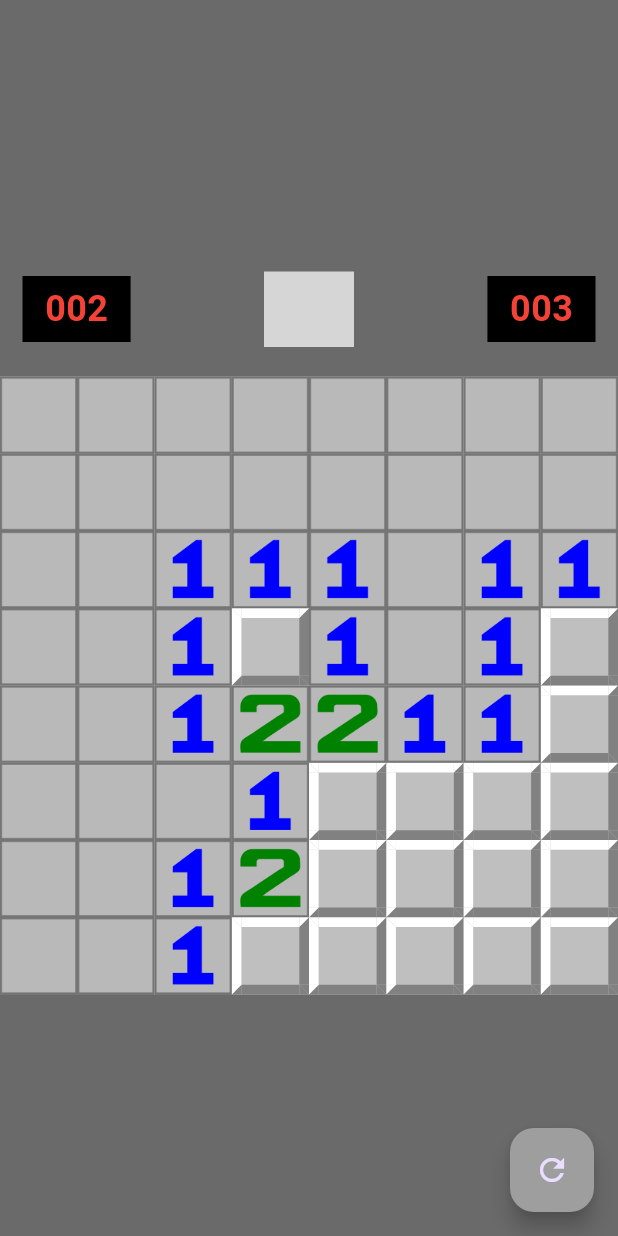
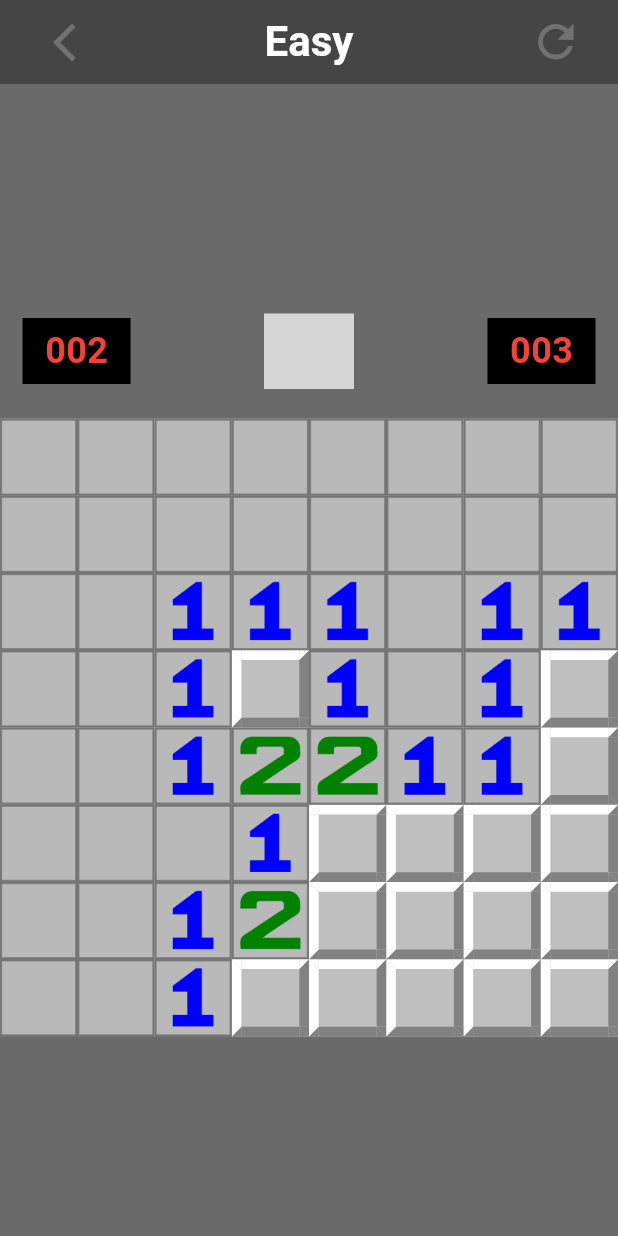
Before and after one commit to ParimSsme/mine_sweeper, a Flutter app: the GamePage screen opened by its route, after a tap on an icon or button, on a phone screen of 412 x 824 dp. Run offline on Flutter 3.47's test engine with Material 3 defaults, Android fonts, the phone set to English and light mode, and no system bars; our stand-ins replace confetti, flutter_svg, get; missing offline and left inert: alerter; grey boxes are pictures that could not be loaded.

Commit message:
add back button to game page

```diff
--- a/lib/core/services/game_service.dart
+++ b/lib/core/services/game_service.dart
@@ -2,6 +2,8 @@ import 'package:get/get.dart';
 import '../../domain/enums/game_level.dart';
 
 class GameService extends GetxService {
+  static GameService get to => Get.find();
+
   var selectedLevel = GameLevel.easy.obs;
 
   void setGameLevel(GameLevel level) {
--- a/lib/domain/enums/game_level.dart
+++ b/lib/domain/enums/game_level.dart
@@ -28,4 +28,12 @@ extension GameLevelExtension on GameLevel {
       case GameLevel.hard: return 5;
     }
   }
+
+  String get levelName {
+    switch (this) {
+      case GameLevel.easy: return 'Easy';
+      case GameLevel.medium: return 'Medium';
+      case GameLevel.hard: return 'Hard';
+    }
+  }
 }
--- a/lib/presentation/controllers/game_controller.dart
+++ b/lib/presentation/controllers/game_controller.dart
@@ -2,6 +2,7 @@ import 'dart:async';
 
 import 'package:confetti/confetti.dart';
 import 'package:get/get.dart';
+import 'package:mine_sweeper/core/routes/app_routes.dart';
 import '../../core/services/game_service.dart';
 import '../../core/utils/snackbar_utils.dart';
 import '../../data/models/board_square.dart';
@@ -14,6 +15,8 @@ class GameController extends GetxController {
 
   final ConfettiController confettiController = ConfettiController(duration: const Duration(seconds: 3));
   GameController({required this.initializeGame});
+
+  GameLevel level = GameService.to.getGameLevel;
 
   var board = <List<BoardSquare>>[].obs;
   var revealedSquares = <bool>[].obs;
@@ -37,6 +40,10 @@ class GameController extends GetxController {
     super.onInit();
     startTimer();
     startNewGame();
+  }
+
+  void onBackClicked() {
+    Get.offNamed(AppRoutes.selectLevel);
   }
 
   bool isGameEnded () {
@@ -86,9 +93,6 @@ class GameController extends GetxController {
   }
 
   void startNewGame() {
-    // Retrieve game level from GameService
-    GameService gameService = Get.find<GameService>();
-    GameLevel level = gameService.getGameLevel;
 
     rowCount = level.rowCount;
     columnCount = level.columnCount;
--- a/lib/presentation/pages/game_page.dart
+++ b/lib/presentation/pages/game_page.dart
@@ -4,6 +4,7 @@ import 'package:flutter_svg/flutter_svg.dart';
 import 'package:get/get.dart';
 import 'package:mine_sweeper/core/assets/app_image_assets.dart';
 import 'package:mine_sweeper/core/assets/app_svg_assets.dart';
+import 'package:mine_sweeper/domain/enums/game_level.dart';
 import 'package:mine_sweeper/presentation/widgets/number_tile.dart';
 import '../../domain/enums/game_state.dart';
 import '../controllers/game_controller.dart';
@@ -16,6 +17,47 @@ class GamePage extends StatelessWidget {
     final GameController controller = Get.find<GameController>();
 
     return Scaffold(
+      appBar: AppBar(
+        title: Text(controller.level.levelName),
+        centerTitle: true,
+        leadingWidth: 70,
+        actions: [
+          Padding(
+            padding: const EdgeInsets.only(right: 16.0),
+            child: Obx(
+              () => IconButton(
+                onPressed: controller.isGameEnded()
+                    ? () {
+                        controller.resetGame();
+                      }
+                    : null,
+                icon: Icon(
+                  Icons.refresh,
+                  size: 35.0,
+                  color: controller.isGameEnded() ? Colors.white : Colors.white24,
+                ),
+              ),
+            ),
+          ),
+        ],
+        leading: Padding(
+          padding: const EdgeInsets.only(left: 16.0),
+          child: Obx(
+            () => IconButton(
+              onPressed: controller.isGameEnded()
+                  ? () {
+                controller.onBackClicked();
+              }
+                  : null,
+              icon: Icon(
+                Icons.arrow_back_ios_new_outlined,
+                size: 30.0,
+                color: controller.isGameEnded() ? Colors.white : Colors.white24,
+              ),
+            ),
+          ),
+        ),
+      ),
       body: SafeArea(
         child: Stack(
           children: [
@@ -143,18 +185,6 @@ class GamePage extends StatelessWidget {
           ],
         ),
       ),
-      floatingActionButton: Obx(
-        () => FloatingActionButton(
-          onPressed: controller.isGameEnded()
-              ? () {
-                  controller.resetGame();
-                }
-              : null,
-          backgroundColor: controller.isGameEnded() ? Colors.blue : Colors.grey,
-          tooltip: 'New Game',
-          child: const Icon(Icons.refresh),
-        ),
-      ),
     );
   }
 }
```
